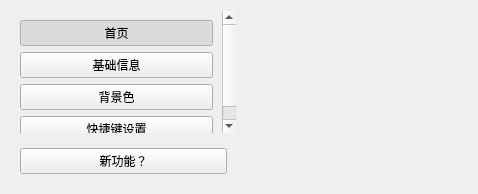
First picture: the form in uis/rc_setting/setting_ui.ui, repository YQBaobao/RollerCoaster, before the edit.
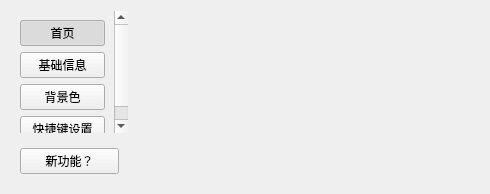
Second picture: the form after the edit. Icons and pictures are not drawn.

Commit message: FIX:尺寸大小调整

Diff of the .ui file:
```diff
--- a/uis/rc_setting/setting_ui.ui
+++ b/uis/rc_setting/setting_ui.ui
@@ -6,19 +6,19 @@
    <rect>
     <x>0</x>
     <y>0</y>
-    <width>478</width>
+    <width>490</width>
     <height>194</height>
    </rect>
   </property>
   <property name="minimumSize">
    <size>
-    <width>478</width>
+    <width>490</width>
     <height>194</height>
    </size>
   </property>
   <property name="maximumSize">
    <size>
-    <width>478</width>
+    <width>490</width>
     <height>194</height>
    </size>
   </property>
@@ -31,7 +31,14 @@
   </property>
   <layout class="QGridLayout" name="_2">
    <item row="0" column="1" rowspan="2">
-    <widget class="QStackedWidget" name="stackedWidget"/>
+    <widget class="QStackedWidget" name="stackedWidget">
+     <property name="minimumSize">
+      <size>
+       <width>345</width>
+       <height>0</height>
+      </size>
+     </property>
+    </widget>
    </item>
    <item row="0" column="0">
     <widget class="QScrollArea" name="scrollArea">
@@ -46,7 +53,7 @@
        <rect>
         <x>0</x>
         <y>0</y>
-        <width>227</width>
+        <width>121</width>
         <height>129</height>
        </rect>
       </property>
```
The commit also changes 1 other file.
